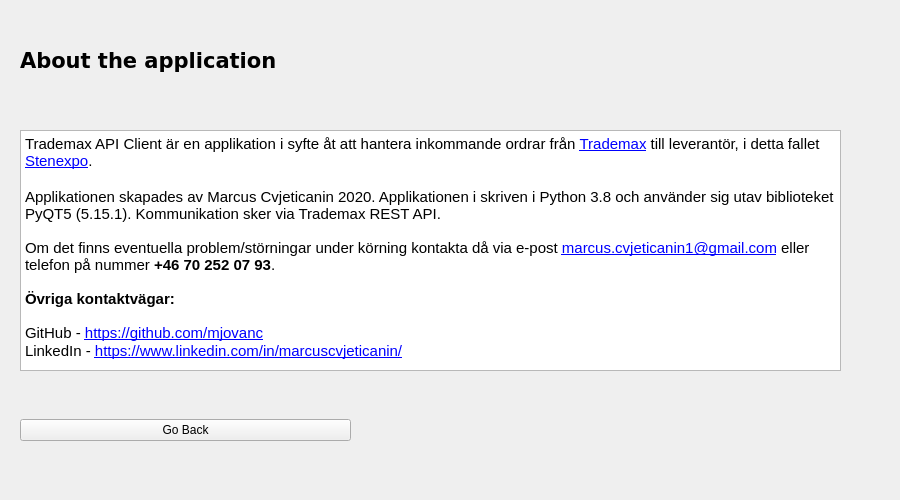
Before: the Qt Designer form src/view/ui/widget_about.ui in mjovanc/trademax-api-client, drawn with Qt 5.
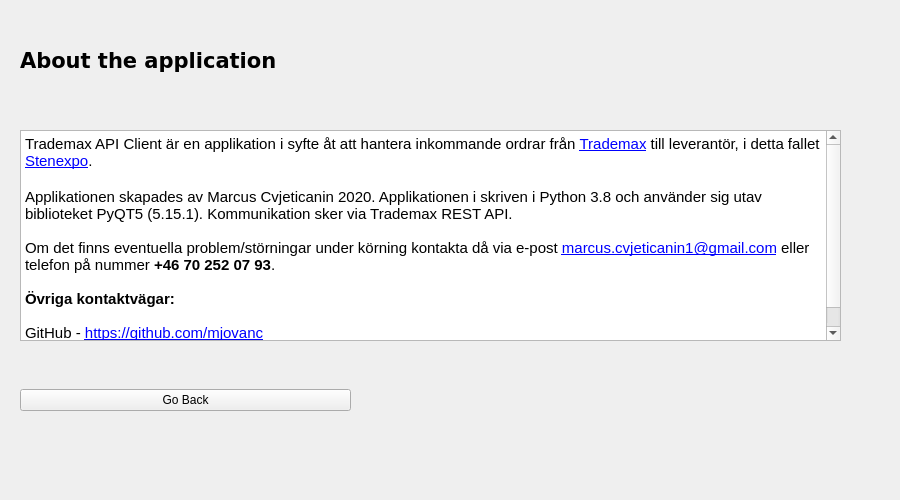
After: the same form once the commit is applied.

Commit message: Changing window sizes

What changed in the file:
```diff
--- a/src/view/ui/widget_about.ui
+++ b/src/view/ui/widget_about.ui
@@ -22,7 +22,7 @@
      <x>20</x>
      <y>130</y>
      <width>821</width>
-     <height>241</height>
+     <height>211</height>
     </rect>
    </property>
    <layout class="QHBoxLayout" name="horizontalLayout">
@@ -52,7 +52,7 @@
    <property name="geometry">
     <rect>
      <x>20</x>
-     <y>390</y>
+     <y>360</y>
      <width>331</width>
      <height>80</height>
     </rect>
```
The commit also changes 2 other files.
